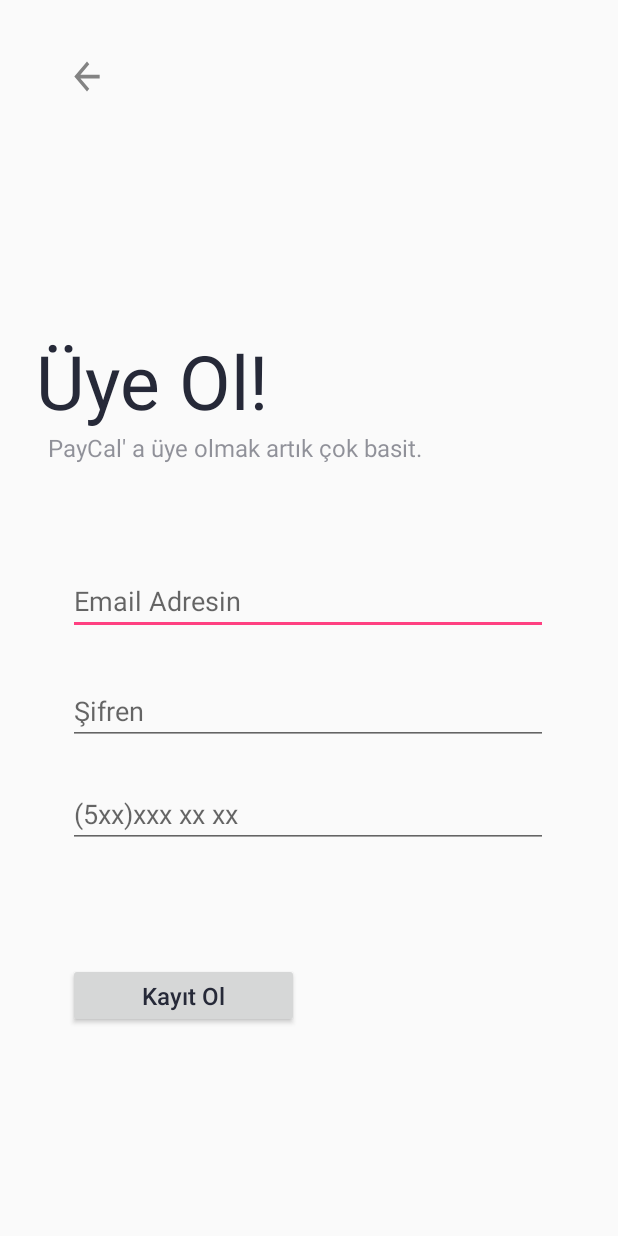
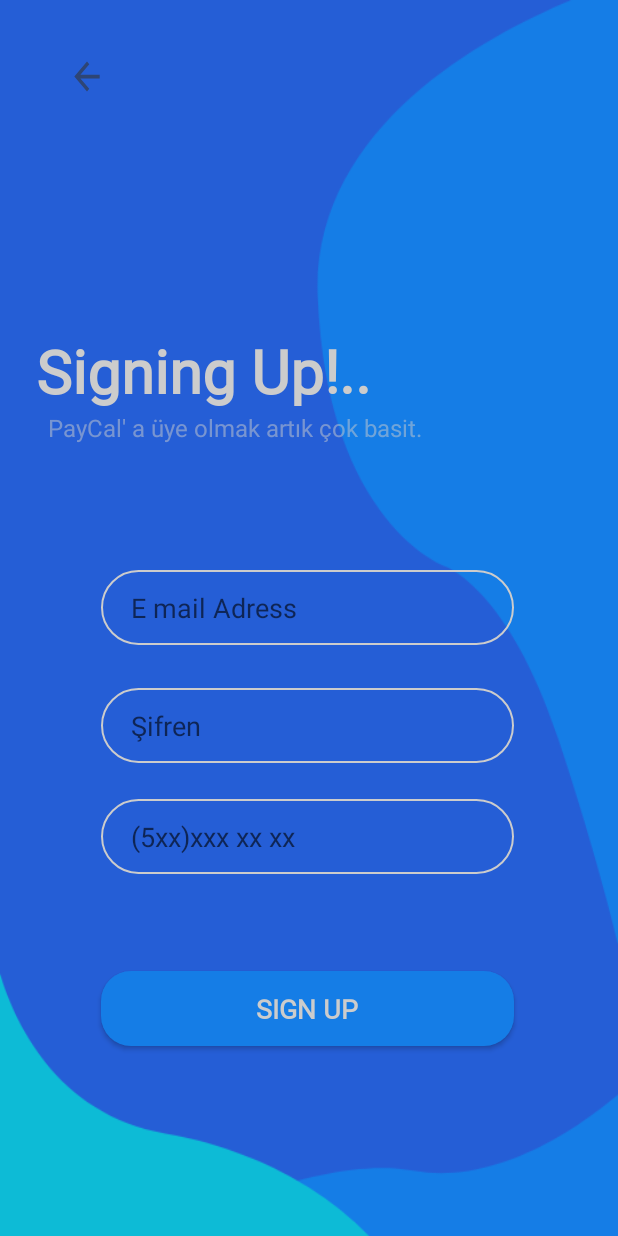
Before and after one commit to ysfyldrm/PayCal_RESIST, an Android app: the RegisterActivity screen opened directly, with no data from a screen before it, on a phone screen of 412 x 824 dp. Run offline under Robolectric (Android 15) with nearby library versions, the phone set to English and light mode, and no system bars; our stand-ins replace Firebase (no records; nobody signed in at launch, a user with empty details on screens opened directly).

Commit message:
Tasarımsal değişiklikler xd dosyası backgroundu çekildi, button ve edittextler için drawableler yazıldı uygulandı.

```diff
--- /dev/null
+++ b/app/src/main/res/drawable/button.xml
@@ -0,0 +1,5 @@
+<?xml version="1.0" encoding="utf-8"?>
+<shape android:shape="rectangle" xmlns:android="http://schemas.android.com/apk/res/android">
+    <corners android:radius="20sp"/>
+    <solid  android:color="@color/colorButton"/>
+</shape>
--- /dev/null
+++ b/app/src/main/res/drawable/textboxlr.xml
@@ -0,0 +1,12 @@
+<?xml version="1.0" encoding="utf-8"?>
+<shape android:shape="rectangle" xmlns:android="http://schemas.android.com/apk/res/android">
+
+    <corners android:radius="26sp"/>
+    <stroke
+        android:width="1dp"
+        android:color="@color/colorTransparentWhite" />
+    <padding
+        android:left="20dp"
+        android:right="5dp" />
+
+</shape>
--- a/app/src/main/res/layout/activity_register.xml
+++ b/app/src/main/res/layout/activity_register.xml
@@ -4,6 +4,7 @@
     xmlns:tools="http://schemas.android.com/tools"
     android:layout_width="match_parent"
     android:layout_height="match_parent"
+    android:background="@drawable/bg"
     tools:context=".RegisterActivity">
 
     <ImageView
@@ -30,8 +31,8 @@
         android:layout_marginEnd="8dp"
         android:layout_marginBottom="8dp"
         android:alpha="0.5"
-        android:textColor="@color/colorPrimary"
         android:text="PayCal' a üye olmak artık çok basit."
+        android:textColor="@color/colorTransparentWhite"
         android:textSize="16dp"
         android:typeface="normal"
         app:layout_constraintBottom_toTopOf="@+id/registerUserName"
@@ -48,9 +49,11 @@
         android:layout_marginStart="24dp"
         android:layout_marginTop="220dp"
         android:layout_marginEnd="8dp"
-        android:textColor="@color/colorPrimary"
-        android:text="Üye Ol!"
-        android:textSize="50dp"
+        android:fontFamily="@font/medium"
+        android:text="Signing Up!.."
+        android:textColor="@color/colorTransparentWhite"
+        android:textSize="40dp"
+        android:textStyle="bold"
         app:layout_constraintBottom_toTopOf="@+id/registerUserName"
         app:layout_constraintEnd_toEndOf="parent"
         app:layout_constraintHorizontal_bias="0.0"
@@ -60,15 +63,17 @@
 
     <EditText
         android:id="@+id/registerUserName"
-        android:layout_width="320dp"
-        android:layout_height="43dp"
+        android:layout_width="275dp"
+        android:layout_height="50dp"
         android:layout_marginStart="8dp"
         android:layout_marginTop="380dp"
         android:layout_marginEnd="8dp"
         android:layout_marginBottom="8dp"
+        android:background="@drawable/textboxlr"
         android:ems="10"
-        android:hint="Email Adresin"
+        android:hint="E mail Adress"
         android:inputType="textPersonName"
+        android:textColor="@color/colorTransparentWhite"
         app:layout_constraintBottom_toBottomOf="parent"
         app:layout_constraintEnd_toEndOf="parent"
         app:layout_constraintHorizontal_bias="0.493"
@@ -78,61 +83,66 @@
 
     <EditText
         android:id="@+id/registerPassword"
-        android:layout_width="320dp"
-        android:layout_height="43dp"
+        android:layout_width="275dp"
+        android:layout_height="50dp"
         android:layout_marginStart="8dp"
         android:layout_marginTop="8dp"
         android:layout_marginEnd="8dp"
         android:layout_marginBottom="8dp"
+        android:background="@drawable/textboxlr"
         android:ems="10"
         android:hint="Şifren"
         android:inputType="textPassword"
+        android:textColor="@color/colorTransparentWhite"
         app:layout_constraintBottom_toBottomOf="parent"
         app:layout_constraintEnd_toEndOf="parent"
         app:layout_constraintHorizontal_bias="0.493"
         app:layout_constraintStart_toStartOf="parent"
         app:layout_constraintTop_toBottomOf="@+id/registerUserName"
-        app:layout_constraintVertical_bias="0.064"
-        />
+        app:layout_constraintVertical_bias="0.064" />
 
     <EditText
         android:id="@+id/editTextMobile"
-        android:layout_width="320dp"
-        android:layout_height="43dp"
+        android:layout_width="275dp"
+        android:layout_height="50dp"
         android:layout_marginStart="8dp"
         android:layout_marginTop="8dp"
         android:layout_marginEnd="8dp"
         android:layout_marginBottom="8dp"
+        android:background="@drawable/textboxlr"
         android:digits="0123456789"
         android:drawablePadding="10dp"
         android:hint="(5xx)xxx xx xx"
         android:inputType="phone"
         android:maxLength="10"
+        android:textColor="@color/colorTransparentWhite"
         app:layout_constraintBottom_toBottomOf="parent"
         app:layout_constraintEnd_toEndOf="parent"
         app:layout_constraintHorizontal_bias="0.493"
         app:layout_constraintStart_toStartOf="parent"
         app:layout_constraintTop_toBottomOf="@+id/registerPassword"
-        app:layout_constraintVertical_bias="0.064"
-        />
+        app:layout_constraintVertical_bias="0.064" />
 
     <Button
         android:id="@+id/buttonRegister"
-        android:layout_width="154dp"
-        android:layout_height="43dp"
+        android:layout_width="275dp"
+        android:layout_height="50dp"
         android:layout_marginStart="8dp"
         android:layout_marginTop="8dp"
         android:layout_marginEnd="8dp"
         android:layout_marginBottom="8dp"
-        android:textColor="@color/colorPrimary"
-        android:text="Kayıt Ol"
+        android:background="@drawable/button"
+        android:fontFamily="@font/bold"
+        android:text="SIGN UP"
         android:textAllCaps="false"
-        android:textSize="16dp"
+        android:textColor="@color/colorTransparentWhite"
+        android:textSize="18dp"
+        android:textStyle="bold"
         app:layout_constraintBottom_toBottomOf="parent"
         app:layout_constraintEnd_toEndOf="parent"
-        app:layout_constraintHorizontal_bias="0.153"
+        app:layout_constraintHorizontal_bias="0.491"
         app:layout_constraintStart_toStartOf="parent"
         app:layout_constraintTop_toBottomOf="@+id/editTextMobile"
-        app:layout_constraintVertical_bias="0.346" />
+        app:layout_constraintVertical_bias="0.322" />
 
 </androidx.constraintlayout.widget.ConstraintLayout>
--- a/app/src/main/res/values/colors.xml
+++ b/app/src/main/res/values/colors.xml
@@ -17,6 +17,6 @@
     <color name="colorAccent">#ff4081</color>
     <color name="colorWhite">#ffffff</color>
     <color name="colorTransparentWhite">#CCCCCC</color>
-
+    <color name="colorButton">#157DE6</color>
 
 </resources>
```
Also changed, not shown: app/src/main/res/layout/activity_login.xml (+25 -21 lines), app/src/main/res/drawable-anydpi/bg.png (deleted), app/src/main/res/drawable-hdpi/bg.png, app/src/main/res/drawable-mdpi/bg.png, app/src/main/res/drawable-xhdpi/bg.png, app/src/main/res/drawable-xxhdpi/bg.png.
